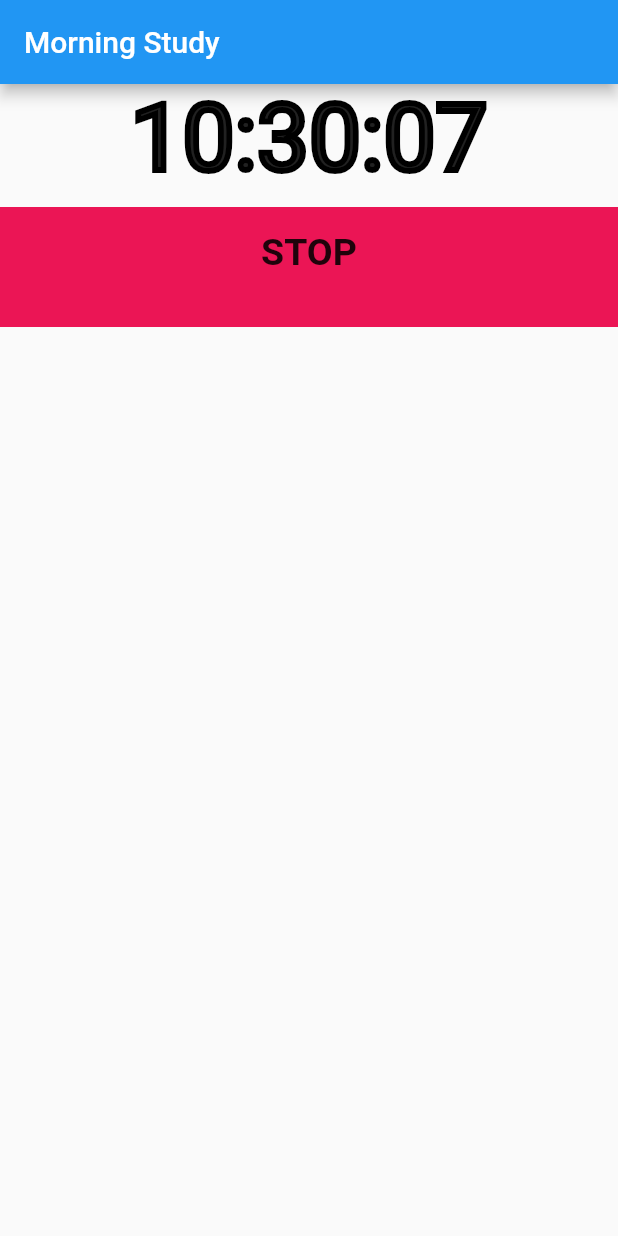
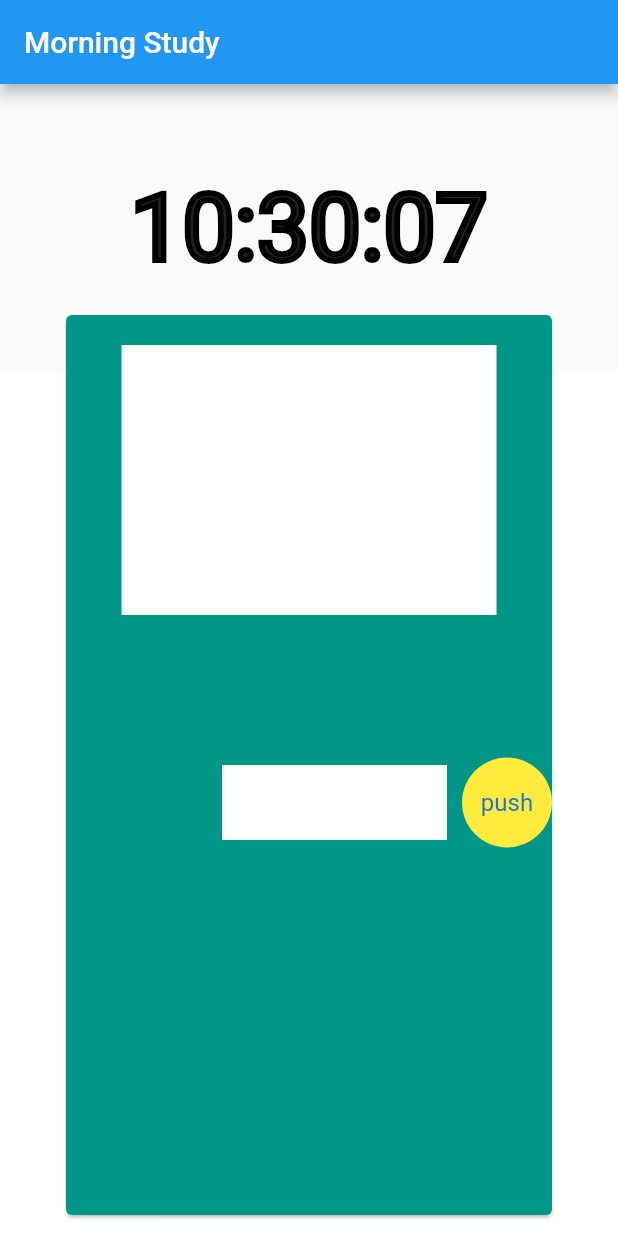
Before and after one commit to ikdBSK/team10, a Flutter app: the screen it shows after launch, on a phone screen of 412 x 824 dp. Run offline on Flutter 3.47's test engine with Material 2 defaults, Android fonts, the phone set to English and light mode, and no system bars; our stand-ins replace flutter_countdown_timer.

Commit message:
questionをアップデートしました

```diff
--- a/lib/constants.dart
+++ b/lib/constants.dart
@@ -1,8 +1,11 @@
 //定数や，一定のフォーマットを保持するスクリプト
 import 'package:flutter/material.dart';
 
-const kButtonContainerHeight = 80.0;
-const kButtonContainerColour = Color(0xFFEB1555);
+
+const kButtonContainerHeight = 100.0;
+const kButtonContainerColour = Colors.yellow;
+
+
 
 const kButtonTextStyle = TextStyle(
   fontSize: 25.0,
--- a/lib/screens/question_page.dart
+++ b/lib/screens/question_page.dart
@@ -18,32 +18,122 @@ class _QuestionPageState extends State<QuestionPage> {
   Widget build(BuildContext context) {
     return Scaffold(
       appBar: AppBar(
+
         title: Text('Morning Study'),
       ),
-      body: Column(
-        children: <Widget>[
-          //現在時刻表示
-          Container(
-            child: Center(
-              child: ClockWidget(),
+      body:
+
+
+      Stack(
+        children: [
+          Flex(
+            direction: Axis.vertical,
+            children: [
+              Expanded(
+                flex: 1,
+                child: Container(
+
+                //現在時刻表示
+
+                child: Center(
+                    child: ClockWidget(),
+      ),
+    ),
+
+
+                ),
+
+
+          Expanded(
+                flex: 3,
+                child: Container(
+                  color: Colors.white,
+
+                ),
+              ),
+            ],
+          ),
+          SizedBox(
+            height: 30,
+          ),
+          Padding(
+
+              padding: EdgeInsets.fromLTRB(40, 150, 40, 10),
+            child: Card(
+              color: Colors.teal,
+              child: ListView(
+                children: [
+                  Column(
+                    children: [
+
+
+                      Container(
+
+                        padding: EdgeInsets.fromLTRB(10, 100, 10, 100),
+                        height: 180,
+                        width: 250,
+                        color: Colors.white,
+                        child: Text('18×18=',
+                        ),
+
+                        margin: EdgeInsets.fromLTRB(0, 20, 0, 0),
+                      ),
+                      Row(
+
+
+                        children: [
+
+
+                          Container(
+                            margin: EdgeInsets.fromLTRB(10, 100, 10, 100),
+                            height: 50,
+                            width: 150,
+                            color: Colors.white,
+                          ),
+                          CircleAvatar(
+
+
+                            child: Text('push'),
+                            radius: 30.0,
+                            backgroundColor: Colors.yellow,
+                          ),
+
+                        ],
+                        mainAxisAlignment: MainAxisAlignment.end,
+
+                      ),
+
+                    ],
+                  ),
+
+                ],
+
+
+
+              ),
             ),
-          ),
-          //問題
 
-          //ボタン
-          TransitionButton(
-            buttonTitle: 'STOP',
-            onTap: (){
-              Navigator.push(
-                context,
-                MaterialPageRoute(
-                  builder: (content) => TimerPage(),
-                ),
-              );
-            },
+
           ),
         ],
       ),
+
+
+
+
+
+
+
+
+
+
+            //問題
+
+            //ボタン
+
+
+
+
     );
   }
 }
```
